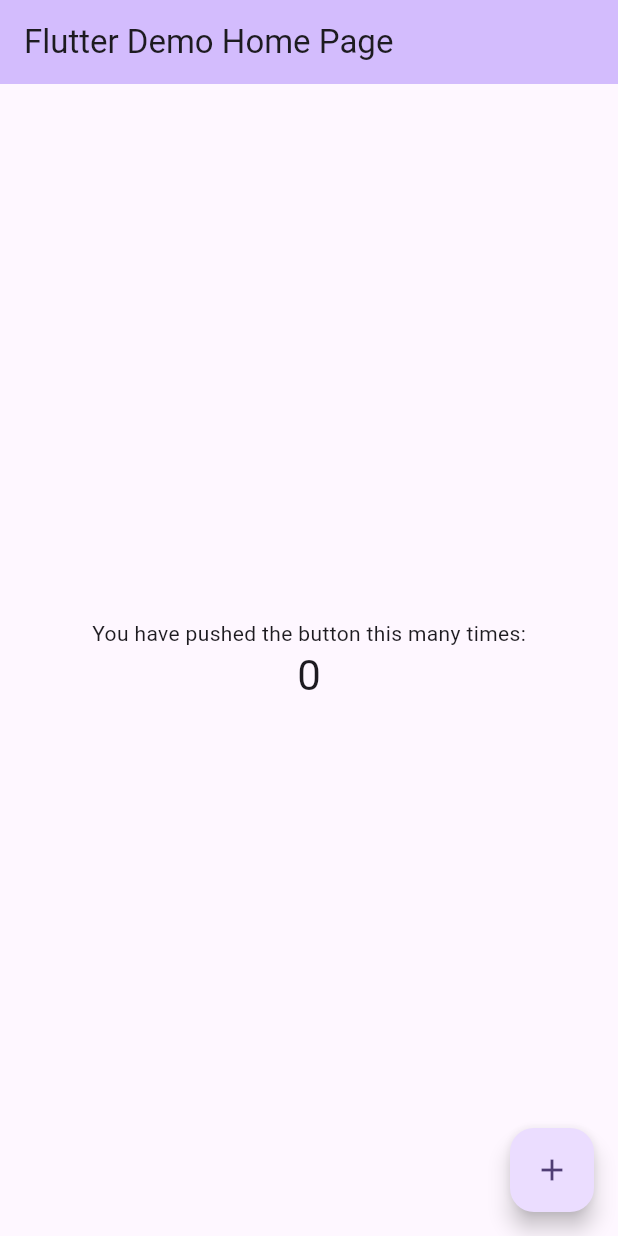
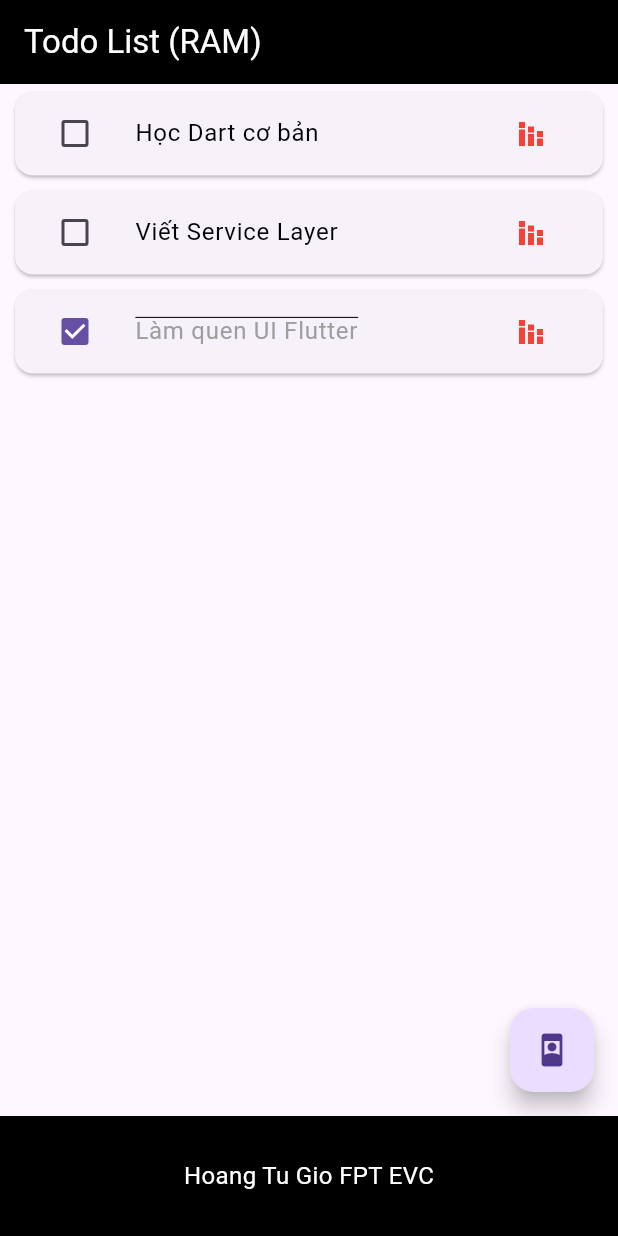
Before and after one commit to Kdz198/FirstFlutterProject, a Flutter app: the screen it shows after launch, on a phone screen of 412 x 824 dp. Run offline on Flutter 3.47's test engine with Material 3 defaults, Android fonts, the phone set to English and light mode, and no system bars.

Commit message:
Add Todo functionality with TodoScreen and service layer

```diff
--- a/prmwtf/lib/main.dart
+++ b/prmwtf/lib/main.dart
@@ -1,4 +1,5 @@
 import 'package:flutter/material.dart';
+import 'package:prmwtf/screen/ToDoScreen.dart';
 
 void main() {
   runApp(const MyApp());
@@ -7,116 +8,16 @@ void main() {
 class MyApp extends StatelessWidget {
   const MyApp({super.key});
 
-  // This widget is the root of your application.
   @override
   Widget build(BuildContext context) {
     return MaterialApp(
+      debugShowCheckedModeBanner: false, // Tắt cái chữ Debug đỏ ở góc
       title: 'Flutter Demo',
       theme: ThemeData(
-        // This is the theme of your application.
-        //
-        // TRY THIS: Try running your application with "flutter run". You'll see
-        // the application has a purple toolbar. Then, without quitting the app,
-        // try changing the seedColor in the colorScheme below to Colors.green
-        // and then invoke "hot reload" (save your changes or press the "hot
-        // reload" button in a Flutter-supported IDE, or press "r" if you used
-        // the command line to start the app).
-        //
-        // Notice that the counter didn't reset back to zero; the application
-        // state is not lost during the reload. To reset the state, use hot
-        // restart instead.
-        //
-        // This works for code too, not just values: Most code changes can be
-        // tested with just a hot reload.
-        colorScheme: .fromSeed(seedColor: Colors.deepPurple),
+        primarySwatch: Colors.blue,
+        useMaterial3: true,
       ),
-      home: const MyHomePage(title: 'Flutter Demo Home Page'),
+      home: const TodoScreen(), // <--- Quan trọng: Gọi TodoScreen ở đây
     );
   }
 }
-
-class MyHomePage extends StatefulWidget {
-  const MyHomePage({super.key, required this.title});
-
-  // This widget is the home page of your application. It is stateful, meaning
-  // that it has a State object (defined below) that contains fields that affect
-  // how it looks.
-
-  // This class is the configuration for the state. It holds the values (in this
-  // case the title) provided by the parent (in this case the App widget) and
-  // used by the build method of the State. Fields in a Widget subclass are
-  // always marked "final".
-
-  final String title;
-
-  @override
-  State<MyHomePage> createState() => _MyHomePageState();
-}
-
-class _MyHomePageState extends State<MyHomePage> {
-  int _counter = 0;
-
-  void _incrementCounter() {
-    setState(() {
-      // This call to setState tells the Flutter framework that something has
-      // changed in this State, which causes it to rerun the build method below
-      // so that the display can reflect the updated values. If we changed
-      // _counter without calling setState(), then the build method would not be
-      // called again, and so nothing would appear to happen.
-      _counter++;
-    });
-  }
-
-  @override
-  Widget build(BuildContext context) {
-    // This method is rerun every time setState is called, for instance as done
-    // by the _incrementCounter method above.
-    //
-    // The Flutter framework has been optimized to make rerunning build methods
-    // fast, so that you can just rebuild anything that needs updating rather
-    // than having to individually change instances of widgets.
-    return Scaffold(
-      appBar: AppBar(
-        // TRY THIS: Try changing the color here to a specific color (to
-        // Colors.amber, perhaps?) and trigger a hot reload to see the AppBar
-        // change color while the other colors stay the same.
-        backgroundColor: Theme.of(context).colorScheme.inversePrimary,
-        // Here we take the value from the MyHomePage object that was created by
-        // the App.build method, and use it to set our appbar title.
-        title: Text(widget.title),
-      ),
-      body: Center(
-        // Center is a layout widget. It takes a single child and positions it
-        // in the middle of the parent.
-        child: Column(
-          // Column is also a layout widget. It takes a list of children and
-          // arranges them vertically. By default, it sizes itself to fit its
-          // children horizontally, and tries to be as tall as its parent.
-          //
-          // Column has various properties to control how it sizes itself and
-          // how it positions its children. Here we use mainAxisAlignment to
-          // center the children vertically; the main axis here is the vertical
-          // axis because Columns are vertical (the cross axis would be
-          // horizontal).
-          //
-          // TRY THIS: Invoke "debug painting" (choose the "Toggle Debug Paint"
-          // action in the IDE, or press "p" in the console), to see the
-          // wireframe for each widget.
-          mainAxisAlignment: .center,
-          children: [
-            const Text('You have pushed the button this many times:'),
-            Text(
-              '$_counter',
-              style: Theme.of(context).textTheme.headlineMedium,
-            ),
-          ],
-        ),
-      ),
-      floatingActionButton: FloatingActionButton(
-        onPressed: _incrementCounter,
-        tooltip: 'Increment',
-        child: const Icon(Icons.add),
-      ),
-    );
-  }
-}
--- /dev/null
+++ b/prmwtf/lib/model/ToDo.dart
@@ -0,0 +1,13 @@
+class ToDo {
+  String id;
+  String title;
+  bool isCompleted; // Biến này thay đổi được nên không để final
+
+  // Constructor
+  // required: Bắt buộc phải truyền (như @NotNull)
+  ToDo({
+    required this.id,
+    required this.title,
+    this.isCompleted = false,
+  });
+}
--- /dev/null
+++ b/prmwtf/lib/screen/ToDoScreen.dart
@@ -0,0 +1,153 @@
+import 'package:flutter/material.dart';
+import '../model/ToDo.dart';
+import '../service/ToDoService.dart';
+
+class TodoScreen extends StatefulWidget {
+  const TodoScreen({super.key});
+
+  @override
+  State<TodoScreen> createState() => _TodoScreenState();
+}
+
+class _TodoScreenState extends State<TodoScreen> {
+  final TodoService _todoService = TodoService();
+
+  List<ToDo> _displayTodos = [];
+
+  final TextEditingController _textController = TextEditingController();
+
+  // Hàm chạy 1 lần khi màn hình khởi tạo (Giống @PostConstruct)
+  @override
+  void initState() {
+    super.initState();
+    _refreshList(); // Load dữ liệu lần đầu
+  }
+
+  // Hàm lấy data mới nhất từ Service và báo UI vẽ lại
+  void _refreshList() {
+    setState(() {
+      // Gọi service lấy list
+      _displayTodos = _todoService.getAllTodos();
+    });
+  }
+
+  // Xử lý thêm mới
+  void _handleAddTodo() {
+    // Hiển thị một cái Popup (Dialog) để nhập tên task
+    showDialog(
+      context: context,
+      builder: (context) {
+        return AlertDialog(
+          title: const Text('Thêm việc mới'),
+          content: TextField(
+            controller: _textController, // Gắn controller để lấy text user nhập
+            decoration: const InputDecoration(hintText: "Nhập tên công việc..."),
+            autofocus: true,
+          ),
+          actions: [
+            TextButton(
+              onPressed: () {
+                Navigator.pop(context); // Đóng dialog
+                _textController.clear(); // Xóa text cũ
+              },
+              child: const Text('Hủy'),
+            ),
+            ElevatedButton(
+              onPressed: () {
+                if (_textController.text.isNotEmpty) {
+                  // Gọi Service thêm mới
+                  // ID truyền tạm rỗng '' vì service của bạn sẽ tự set lại ID
+                  ToDo newTodo = ToDo(id: '', title: _textController.text);
+                  _todoService.addTodo(newTodo);
+
+                  _refreshList(); // Reload lại list
+
+                  _textController.clear(); // Xóa text
+                  Navigator.pop(context); // Đóng dialog
+                }
+              },
+              child: const Text('Thêm'),
+            ),
+          ],
+        );
+      },
+    );
+  }
+
+  // Xử lý xóa
+  void _handleDelete(String id) {
+    _todoService.deleteTodo(id);
+    _refreshList(); // Xóa xong nhớ refresh
+  }
+
+  // Xử lý toggle (checkbox)
+  void _handleToggle(String id) {
+    _todoService.toggleTodoStatus(id);
+    _refreshList();
+  }
+
+  @override
+  Widget build(BuildContext context) {
+    return Scaffold(
+      appBar: AppBar(
+        title: const Text("Todo List (RAM)"),
+        backgroundColor: Colors.black,
+        foregroundColor: Colors.white,
+      ),
+
+      body: ListView.builder(
+        itemCount: _displayTodos.length,
+        itemBuilder: (context, index) {
+          // Lấy ra item thứ index
+          final todo = _displayTodos[index];
+
+          return Card(
+            margin: const EdgeInsets.symmetric(horizontal: 10, vertical: 5),
+            child: ListTile(
+              // Checkbox bên trái
+              leading: Checkbox(
+                value: todo.isCompleted,
+                onChanged: (value) => _handleToggle(todo.id),
+              ),
+
+              // Tên công việc
+              title: Text(
+                todo.title,
+                style: TextStyle(
+                  // Nếu xong thì gạch ngang, chưa xong thì bình thường
+                  decoration: todo.isCompleted ? TextDecoration.overline : null,
+                  color: todo.isCompleted ? Colors.grey : Colors.black,
+                ),
+              ),
+
+              // Nút xóa bên phải
+              trailing: IconButton(
+                icon: const Icon(Icons.stacked_bar_chart, color: Colors.red),
+                onPressed: () => _handleDelete(todo.id),
+              ),
+            ),
+          );
+        },
+      ),
+
+      floatingActionButton: FloatingActionButton(
+        onPressed: _handleAddTodo,
+        child: const Icon(Icons.remember_me),
+      ),
+
+
+        bottomNavigationBar : BottomAppBar(
+        color: Colors.black,
+        child: Container(
+          height: 50.0,
+          child: Center(
+            child: Text('Hoang Tu Gio FPT EVC', style: TextStyle(color: Colors.white, fontSize: 16) ),
+          ),        ),
+
+
+
+    )
+    );
+
+  }
+}
--- /dev/null
+++ b/prmwtf/lib/service/ToDoService.dart
@@ -0,0 +1,40 @@
+
+import '../model/ToDo.dart';
+
+class TodoService {
+
+  final List<ToDo> todoList = [
+    ToDo(id: '1', title: 'Học Dart cơ bản'),
+    ToDo(id: '2', title: 'Viết Service Layer'),
+    ToDo(id: '3', title: 'Làm quen UI Flutter', isCompleted: true),
+  ];
+
+  //Read
+  List<ToDo> getAllTodos() {
+    return todoList;
+  }
+
+  void addTodo(ToDo todo) {
+
+    int newId = todoList.length + 1;
+    todo.id = newId.toString();
+
+    todoList.add(todo);
+  }
+
+  void toggleTodoStatus(String id) {
+    for (ToDo todo in todoList) {
+      if (todo.id == id) {
+        todo.isCompleted = !todo.isCompleted;
+        break;
+      }
+    }
+  }
+
+  // ==================== DELETE ====================
+  void deleteTodo(String id) {
+    // removeWhere: Xóa tất cả phần tử thỏa mãn điều kiện
+    // (item) => ... là Lambda Expression (Arrow Function)
+    todoList.removeWhere((item) => item.id == id);
+  }
+}
```
